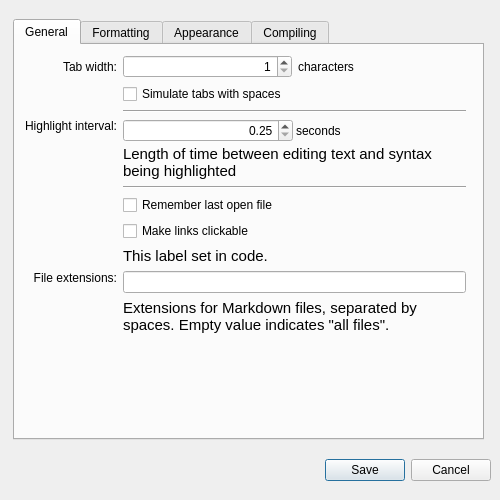
First picture: the form in src/preferencesdialog.ui, repository ali-rantakari/QarkDown, before the edit.
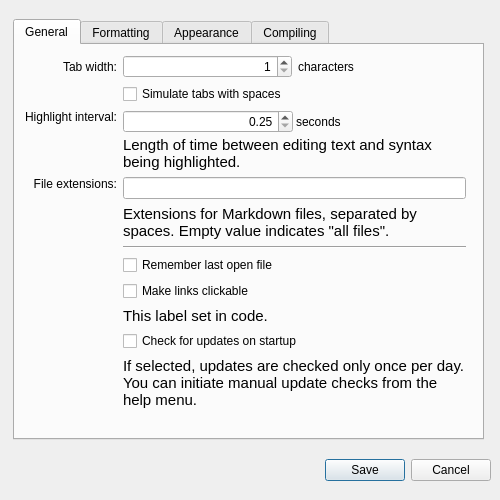
Second picture: the form after the edit. The open tabs and pages were chosen to show the change.

Commit message: Add preference for "check for updates on startup". Clean up the preferences dialog a little bit.

```diff
--- a/src/preferencesdialog.ui
+++ b/src/preferencesdialog.ui
@@ -92,7 +92,7 @@
         </property>
        </widget>
       </item>
-      <item row="3" column="0">
+      <item row="2" column="0">
        <widget class="QLabel" name="label_3">
         <property name="text">
          <string>Highlight interval:</string>
@@ -126,7 +126,7 @@
         </item>
        </layout>
       </item>
-      <item row="3" column="1">
+      <item row="2" column="1">
        <layout class="QVBoxLayout" name="verticalLayout_2">
         <property name="spacing">
          <number>3</number>
@@ -166,7 +166,7 @@
            </font>
           </property>
           <property name="text">
-           <string>Length of time between editing text and syntax being highlighted</string>
+           <string>Length of time between editing text and syntax being highlighted.</string>
           </property>
           <property name="wordWrap">
            <bool>true</bool>
@@ -175,13 +175,6 @@
         </item>
        </layout>
       </item>
-      <item row="5" column="1">
-       <widget class="QCheckBox" name="rememberLastFileCheckBox">
-        <property name="text">
-         <string>Remember last open file</string>
-        </property>
-       </widget>
-      </item>
       <item row="1" column="1">
        <widget class="QCheckBox" name="tabsWithSpacesCheckBox">
         <property name="text">
@@ -189,21 +182,7 @@
         </property>
        </widget>
       </item>
-      <item row="2" column="1">
-       <widget class="Line" name="line_2">
-        <property name="orientation">
-         <enum>Qt::Horizontal</enum>
-        </property>
-       </widget>
-      </item>
-      <item row="4" column="1">
-       <widget class="Line" name="line_3">
-        <property name="orientation">
-         <enum>Qt::Horizontal</enum>
-        </property>
-       </widget>
-      </item>
-      <item row="9" column="0">
+      <item row="14" column="0">
        <spacer name="verticalSpacer_2">
         <property name="orientation">
          <enum>Qt::Vertical</enum>
@@ -217,45 +196,6 @@
        </spacer>
       </item>
       <item row="7" column="1">
-       <layout class="QVBoxLayout" name="verticalLayout_4">
-        <property name="leftMargin">
-         <number>0</number>
-        </property>
-        <item>
-         <widget class="QCheckBox" name="linksClickableCheckBox">
-          <property name="text">
-           <string>Make links clickable</string>
-          </property>
-         </widget>
-        </item>
-        <item>
-         <widget class="QLabel" name="linkInfoLabel">
-          <property name="font">
-           <font>
-            <pointsize>11</pointsize>
-           </font>
-          </property>
-          <property name="text">
-           <string>This label set in code.</string>
-          </property>
-          <property name="wordWrap">
-           <bool>true</bool>
-          </property>
-         </widget>
-        </item>
-       </layout>
-      </item>
-      <item row="8" column="0">
-       <widget class="QLabel" name="label_12">
-        <property name="text">
-         <string>File extensions:</string>
-        </property>
-        <property name="alignment">
-         <set>Qt::AlignRight|Qt::AlignTop|Qt::AlignTrailing</set>
-        </property>
-       </widget>
-      </item>
-      <item row="8" column="1">
        <layout class="QVBoxLayout" name="verticalLayout_8">
         <item>
          <widget class="QLineEdit" name="extensionsLineEdit"/>
@@ -277,6 +217,74 @@
         </item>
        </layout>
       </item>
+      <item row="7" column="0">
+       <widget class="QLabel" name="label_12">
+        <property name="text">
+         <string>File extensions:</string>
+        </property>
+        <property name="alignment">
+         <set>Qt::AlignRight|Qt::AlignTop|Qt::AlignTrailing</set>
+        </property>
+       </widget>
+      </item>
+      <item row="8" column="1">
+       <widget class="Line" name="line_3">
+        <property name="orientation">
+         <enum>Qt::Horizontal</enum>
+        </property>
+       </widget>
+      </item>
+      <item row="9" column="1">
+       <widget class="QCheckBox" name="rememberLastFileCheckBox">
+        <property name="text">
+         <string>Remember last open file</string>
+        </property>
+       </widget>
+      </item>
+      <item row="12" column="1">
+       <widget class="QCheckBox" name="checkForUpdatesCheckBox">
+        <property name="text">
+         <string>Check for updates on startup</string>
+        </property>
+       </widget>
+      </item>
+      <item row="10" column="1">
+       <widget class="QCheckBox" name="linksClickableCheckBox">
+        <property name="text">
+         <string>Make links clickable</string>
+        </property>
+       </widget>
+      </item>
+      <item row="11" column="1">
+       <widget class="QLabel" name="linkInfoLabel">
+        <property name="font">
+         <font>
+          <pointsize>11</pointsize>
+         </font>
+        </property>
+        <property name="text">
+         <string>This label set in code.</string>
+        </property>
+        <property name="wordWrap">
+         <bool>true</bool>
+        </property>
+       </widget>
+      </item>
+      <item row="13" column="1">
+       <widget class="QLabel" name="updateCheckInfoLabel">
+        <property name="font">
+         <font>
+          <pointsize>11</pointsize>
+         </font>
+        </property>
+        <property name="text">
+         <string>If selected, updates are checked only once per day. You can initiate manual update checks from the help menu.</string>
+        </property>
+        <property name="wordWrap">
+         <bool>true</bool>
+        </property>
+       </widget>
+      </item>
      </layout>
     </widget>
    </widget>
```
Left out of the diff: 133 changed lines with no effect on the pictures. The commit also changes 4 other files.
